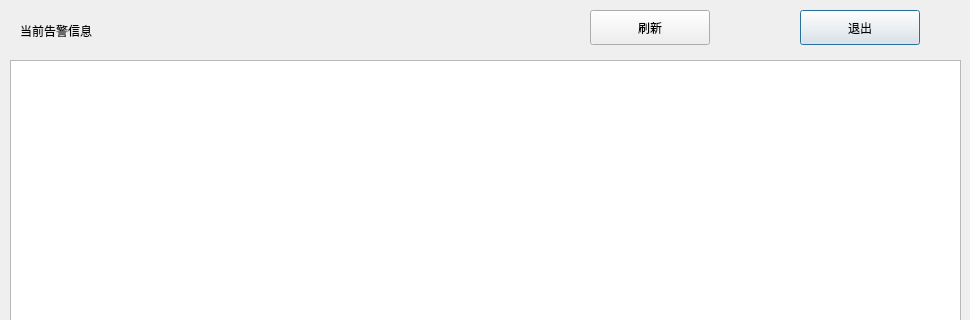
The window that BusBar-Qt/currentalarmsdlg.ui (ChinaClever/BusBar) describes before a commit, drawn with Qt 5; both pictures show x 0 to 970 and y 0 to 320 of the 970 by 460 pixel window.
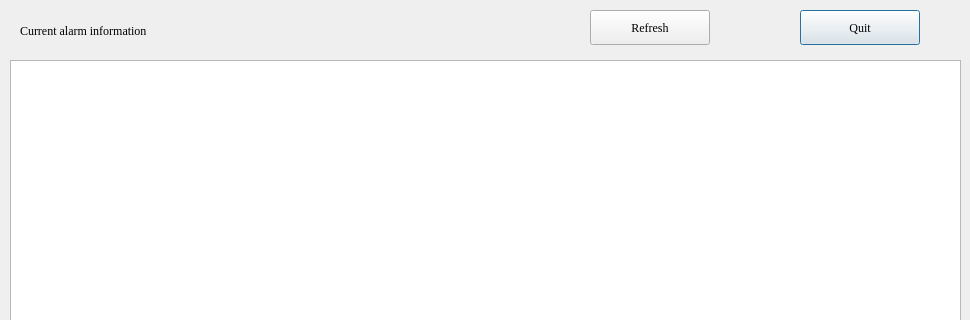
The same window after the commit.

The edit to the form file:
```diff
--- a/BusBar-Qt/currentalarmsdlg.ui
+++ b/BusBar-Qt/currentalarmsdlg.ui
@@ -22,8 +22,13 @@
      <height>35</height>
     </rect>
    </property>
+   <property name="font">
+    <font>
+     <family>Times New Roman</family>
+    </font>
+   </property>
    <property name="text">
-    <string>退出</string>
+    <string>Quit</string>
    </property>
   </widget>
   <widget class="QPushButton" name="refreshBtn">
@@ -35,8 +40,13 @@
      <height>35</height>
     </rect>
    </property>
+   <property name="font">
+    <font>
+     <family>Times New Roman</family>
+    </font>
+   </property>
    <property name="text">
-    <string>刷新</string>
+    <string>Refresh</string>
    </property>
   </widget>
   <widget class="QTableWidget" name="tableWidget">
@@ -63,8 +73,13 @@
      <height>41</height>
     </rect>
    </property>
+   <property name="font">
+    <font>
+     <family>Times New Roman</family>
+    </font>
+   </property>
    <property name="text">
-    <string>当前告警信息</string>
+    <string>Current alarm information</string>
    </property>
   </widget>
  </widget>
```
Left out of the diff: 3 changed lines with no effect on the pictures.
